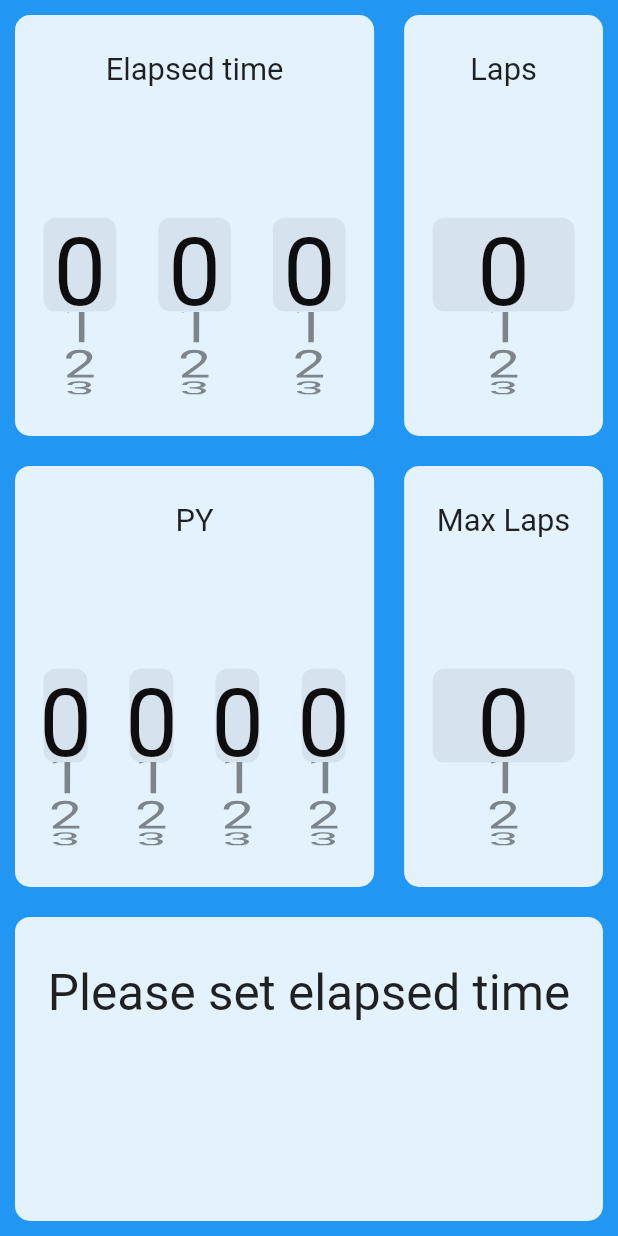
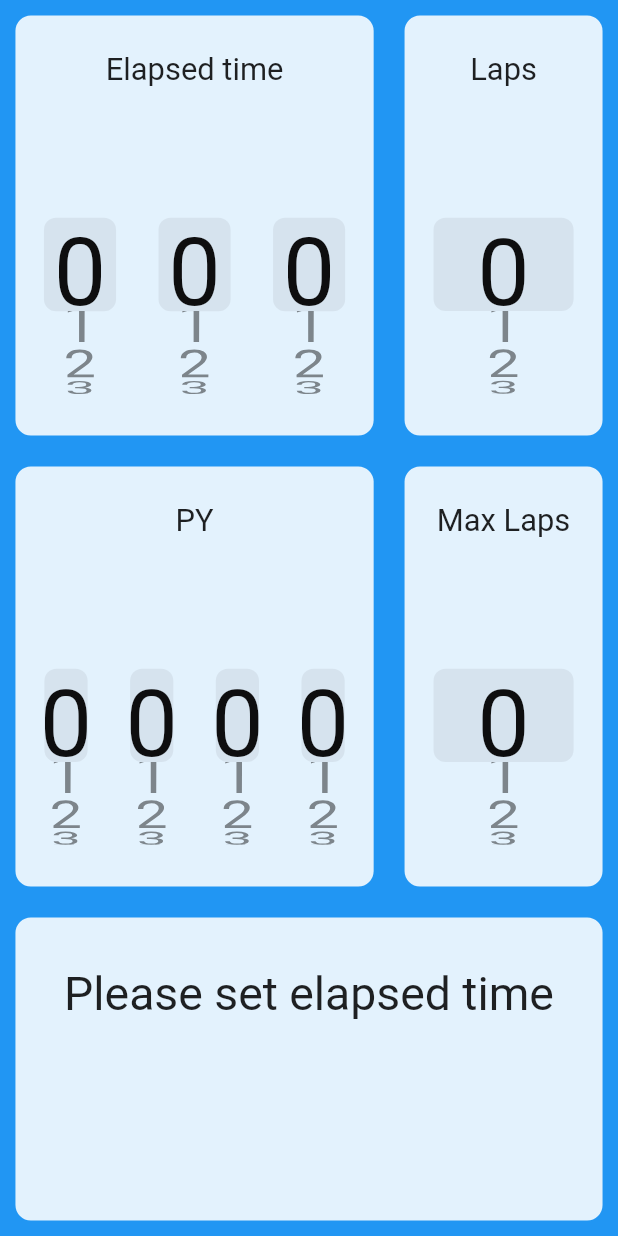
Before and after one commit to davidanew/pycalc_flutter, a Flutter app: the screen it shows after launch, on a phone screen of 412 x 824 dp. Run offline on Flutter 3.47's test engine with Material 2 defaults, Android fonts, the phone set to English and light mode, and no system bars; our stand-ins replace rxdart.

Commit message:
Parameterised some of the layout

```diff
--- a/lib/controller.dart
+++ b/lib/controller.dart
@@ -26,8 +26,8 @@ class Controller {
 
   Observable<String> outputLabel;
 
-  Controller() {
-    //print(MediaQuery.of(context).size.width);
+  Controller(double width) {
+    print(width);
 
     Observable<dynamic> timeDouble = Observable.combineLatest3(
             timeHoursIndexSubject,
--- a/lib/main.dart
+++ b/lib/main.dart
@@ -6,15 +6,27 @@ import 'package:pycalc_flutter/controller.dart';
 
 void main() => runApp(MyApp());
 
+const double kMarginFraction = 0.025;
+const double kPaddingFraction = 0.025;
+const double kSpacingFraction = 0.025;
+const double kRadiusFraction = 0.025;
+const double kInputTextFraction = 0.05;
+const double kLabelTextFraction = 0.075;
+const double kOutputTextFraction = 0.1;
+
 class MyApp extends StatelessWidget {
   // This widget is the root of your application.
 
-  final String testString = 'test string';
+  //const test = MediaQuery.of(context).size.width;
 
-  final Controller controller = Controller();
+  //final String testString = 'test string';
 
   @override
   Widget build(BuildContext context) {
+    //final Controller controller = Controller(MediaQuery.of(context).size.width);
+    final Controller controller = Controller(10);
+    //print(MediaQuery.of(context).size.width);
+
     return Provider<Controller>(
       builder: (context) => controller,
       child: MaterialApp(
@@ -60,10 +72,14 @@ class Experiment extends StatelessWidget {
                         children: <Widget>[
                           Expanded(
                             child: Container(
-                              margin: EdgeInsets.all(10),
+                              margin: EdgeInsets.all(
+                                  MediaQuery.of(context).size.width *
+                                      kMarginFraction),
                               padding: EdgeInsets.all(10),
                               decoration: BoxDecoration(
-                                borderRadius: BorderRadius.circular(10.0),
+                                borderRadius: BorderRadius.circular(
+                                    MediaQuery.of(context).size.width *
+                                        kRadiusFraction),
                                 color: Colors.blue[50],
                               ),
                               child: Column(
@@ -76,7 +92,7 @@ class Experiment extends StatelessWidget {
                                     style: TextStyle(
                                         fontSize:
                                             MediaQuery.of(context).size.width *
-                                                0.05),
+                                                kInputTextFraction),
                                   ))),
                                   //Elapsed time
                                   Expanded(
@@ -102,7 +118,11 @@ class Experiment extends StatelessWidget {
                                                         .timeHoursIndexSubject
                                                         .add(i);
                                                   })),
-                                          SizedBox(width: 10),
+                                          SizedBox(
+                                              width: MediaQuery.of(context)
+                                                      .size
+                                                      .width *
+                                                  kSpacingFraction),
                                           Expanded(
                                               child: PickerContainer(
                                                   contents:
@@ -115,7 +135,11 @@ class Experiment extends StatelessWidget {
                                                         .timeMinutesIndexSubject
                                                         .add(i);
                                                   })),
-                                          SizedBox(width: 10),
+                                          SizedBox(
+                                              width: MediaQuery.of(context)
+                                                      .size
+                                                      .width *
+                                                  kSpacingFraction),
                                           Expanded(
                                               child: PickerContainer(
                                                   contents:
@@ -139,10 +163,16 @@ class Experiment extends StatelessWidget {
                           ),
                           Expanded(
                             child: Container(
-                              margin: EdgeInsets.all(10),
-                              padding: EdgeInsets.all(10),
+                              margin: EdgeInsets.all(
+                                  MediaQuery.of(context).size.width *
+                                      kMarginFraction),
+                              padding: EdgeInsets.all(
+                                  MediaQuery.of(context).size.width *
+                                      kPaddingFraction),
                               decoration: BoxDecoration(
-                                borderRadius: BorderRadius.circular(10.0),
+                                borderRadius: BorderRadius.circular(
+                                    MediaQuery.of(context).size.width *
+                                        kRadiusFraction),
                                 color: Colors.blue[50],
                               ),
                               child: Column(
@@ -152,11 +182,11 @@ class Experiment extends StatelessWidget {
                                       child: Center(
                                           child: Text('PY',
                                               style: TextStyle(
-                                                  fontSize:
-                                                      MediaQuery.of(context)
+                                                  fontSize: MediaQuery.of(
+                                                              context)
                                                           .size
                                                           .width *
-                                                          0.05)))),
+                                                      kInputTextFraction)))),
                                   //PY
                                   Expanded(
                                     flex: 4,
@@ -178,7 +208,11 @@ class Experiment extends StatelessWidget {
                                                         .pyThousandsIndexSubject
                                                         .add(i);
                                                   })),
-                                          SizedBox(width: 10),
+                                          SizedBox(
+                                              width: MediaQuery.of(context)
+                                                      .size
+                                                      .width *
+                                                  kSpacingFraction),
                                           Expanded(
                                               child: PickerContainer(
                                                   contents:
@@ -191,7 +225,11 @@ class Experiment extends StatelessWidget {
                                                         .pyHundredsIndexSubject
                                                         .add(i);
                                                   })),
-                                          SizedBox(width: 10),
+                                          SizedBox(
+                                              width: MediaQuery.of(context)
+                                                      .size
+                                                      .width *
+                                                  kSpacingFraction),
                                           Expanded(
                                               child: PickerContainer(
                                                   contents:
@@ -204,7 +242,11 @@ class Experiment extends StatelessWidget {
                                                         .pyTensIndexSubject
                                                         .add(i);
                                                   })),
-                                          SizedBox(width: 10),
+                                          SizedBox(
+                                              width: MediaQuery.of(context)
+                                                      .size
+                                                      .width *
+                                                  kSpacingFraction),
                                           Expanded(
                                               child: PickerContainer(
                                                   contents:
@@ -240,10 +282,16 @@ class Experiment extends StatelessWidget {
                         children: <Widget>[
                           Expanded(
                             child: Container(
-                              margin: EdgeInsets.all(10),
-                              padding: EdgeInsets.all(10),
+                              margin: EdgeInsets.all(
+                                  MediaQuery.of(context).size.width *
+                                      kMarginFraction),
+                              padding: EdgeInsets.all(
+                                  MediaQuery.of(context).size.width *
+                                      kPaddingFraction),
                               decoration: BoxDecoration(
-                                borderRadius: BorderRadius.circular(10.0),
+                                borderRadius: BorderRadius.circular(
+                                    MediaQuery.of(context).size.width *
+                                        kRadiusFraction),
                                 color: Colors.blue[50],
                               ),
                               child: Column(
@@ -254,11 +302,11 @@ class Experiment extends StatelessWidget {
                                       child: Center(
                                           child: Text('Laps',
                                               style: TextStyle(
-                                                  fontSize:
-                                                      MediaQuery.of(context)
+                                                  fontSize: MediaQuery.of(
+                                                              context)
                                                           .size
                                                           .width *
-                                                          0.05)))),
+                                                      kInputTextFraction)))),
                                   //Laps
 
                                   Expanded(
@@ -279,10 +327,16 @@ class Experiment extends StatelessWidget {
                           ),
                           Expanded(
                             child: Container(
-                              margin: EdgeInsets.all(10),
-                              padding: EdgeInsets.all(10),
+                              margin: EdgeInsets.all(
+                                  MediaQuery.of(context).size.width *
+                                      kMarginFraction),
+                              padding: EdgeInsets.all(
+                                  MediaQuery.of(context).size.width *
+                                      kPaddingFraction),
                               decoration: BoxDecoration(
-                                borderRadius: BorderRadius.circular(10.0),
+                                borderRadius: BorderRadius.circular(
+                                    MediaQuery.of(context).size.width *
+                                        kRadiusFraction),
                                 color: Colors.blue[50],
                               ),
                               child: Column(
@@ -293,11 +347,11 @@ class Experiment extends StatelessWidget {
                                       child: Center(
                                           child: Text('Max Laps',
                                               style: TextStyle(
-                                                  fontSize:
-                                                      MediaQuery.of(context)
+                                                  fontSize: MediaQuery.of(
+                                                              context)
                                                           .size
                                                           .width *
-                                                          0.05)))),
+                                                      kInputTextFraction)))),
                                   //Max laps
 
                                   Expanded(
@@ -328,9 +382,11 @@ class Experiment extends StatelessWidget {
           Expanded(
             flex: 10,
             child: Container(
-              margin: EdgeInsets.all(10),
+              margin: EdgeInsets.all(
+                  MediaQuery.of(context).size.width * kMarginFraction),
               decoration: BoxDecoration(
-                borderRadius: BorderRadius.circular(10.0),
+                borderRadius: BorderRadius.circular(
+                    MediaQuery.of(context).size.width * kRadiusFraction),
                 color: Colors.blue[50],
               ),
               //color: Colors.blue,
@@ -346,8 +402,8 @@ class Experiment extends StatelessWidget {
                               snapshot.data,
                               textAlign: TextAlign.center,
                               style: TextStyle(
-                                  fontSize:
-                                      MediaQuery.of(context).size.width * 0.08),
+                                  fontSize: MediaQuery.of(context).size.width *
+                                      kLabelTextFraction),
                             );
                           }),
                     ),
@@ -362,8 +418,8 @@ class Experiment extends StatelessWidget {
                             return Text(
                               snapshot.data,
                               style: TextStyle(
-                                  fontSize:
-                                      MediaQuery.of(context).size.width * 0.1),
+                                  fontSize: MediaQuery.of(context).size.width *
+                                      kOutputTextFraction),
                             );
                           }),
                     ),
@@ -418,7 +474,7 @@ class PickerContainer extends StatelessWidget {
             magnification: 1.5,
             useMagnifier: true,
             //backgroundColor: Color(0xFF0000FF),
-            backgroundColor: Colors.transparent,
+            backgroundColor: Colors.blue[50],
 
             itemExtent: constraint.maxHeight * 0.20,
             onSelectedItemChanged: (i) {
```
Lines whose indentation alone changed are shown as unchanged.
